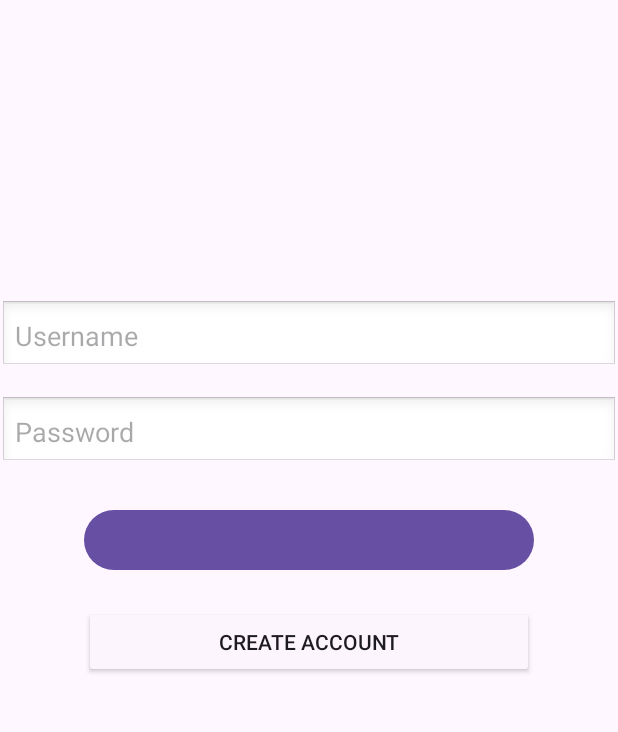
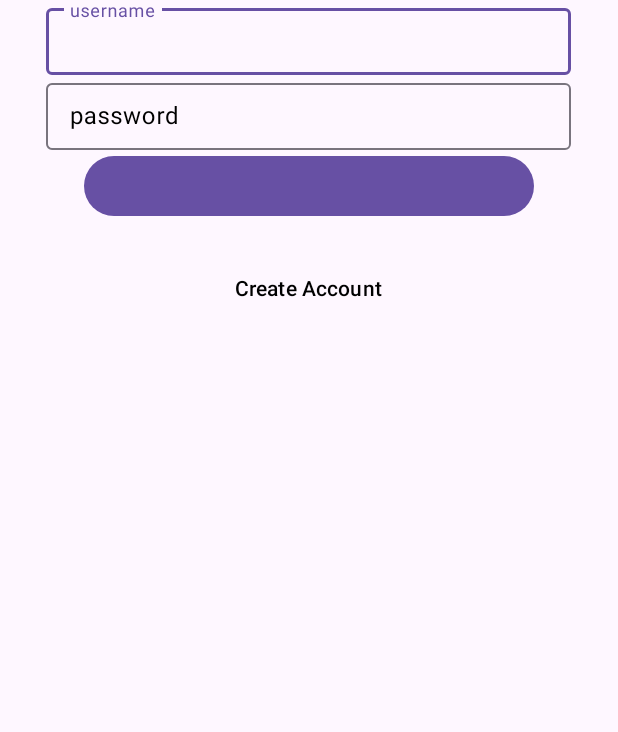
Before and after one commit to vincenteab/BeerIQ, an Android app: the screen it shows after launch (LoginActivity), on a phone screen of 412 x 824 dp, the part 96-828 px from its top. Run offline under Robolectric (Android 15) with nearby library versions, the phone set to English and light mode, and no system bars; our stand-ins replace Firebase (no records; nobody signed in at launch, a user with empty details on screens opened directly); plain views replace KTLoadingButton.

Commit message:
still working on ui for login

```diff
--- a/app/build.gradle.kts
+++ b/app/build.gradle.kts
@@ -68,6 +68,7 @@ dependencies {
     kapt("androidx.room:room-compiler:2.6.0")
     implementation("androidx.lifecycle:lifecycle-livedata-ktx:2.6.2")
     implementation ("com.github.timonknispel:KTLoadingButton:1.2.0")
+    implementation("com.google.android.material:material:1.12.0")
 
 
 
--- a/app/src/main/res/layout/activity_login.xml
+++ b/app/src/main/res/layout/activity_login.xml
@@ -13,49 +13,62 @@
         android:elevation="4dp"
         app:layout_constraintTop_toTopOf="parent"
         app:popupTheme="@style/ThemeOverlay.AppCompat.Light"
-        app:titleTextColor="@android:color/white"
-        app:title="@string/app_name"/>
+        app:title="@string/app_name"
+        app:titleTextColor="@android:color/white" />
 
-    <EditText
-        android:id="@+id/usernameEditText"
-        android:layout_width="match_parent"
-        android:layout_height="wrap_content"
-        android:hint="Username"
-        android:inputType="text"
-        android:padding="10dp"
-        android:layout_marginTop="200dp"
-        android:background="@android:drawable/edit_text"
-        android:layout_marginBottom="16dp"/>
+    <com.google.android.material.textfield.TextInputLayout
+        android:id="@+id/usernameTextField"
+        android:layout_width="350dp"
+        android:layout_height="50dp"
+        android:layout_gravity="center_horizontal"
+        android:hint="username"
+        android:textColorHint="@color/black"
+        app:errorEnabled="true">
+
+        <com.google.android.material.textfield.TextInputEditText
+            android:layout_width="match_parent"
+            android:layout_height="wrap_content" />
+
+
+    </com.google.android.material.textfield.TextInputLayout>
+
+    <com.google.android.material.textfield.TextInputLayout
+        android:id="@+id/passwordTextField"
+        android:layout_width="350dp"
+        android:layout_height="50dp"
+        android:layout_gravity="center_horizontal"
+        android:hint="password"
+        android:textColorHint="@color/black"
+        app:errorEnabled="true">
+
+        <com.google.android.material.textfield.TextInputEditText
+            android:layout_width="match_parent"
+            android:layout_height="wrap_content" />
+
+
+    </com.google.android.material.textfield.TextInputLayout>
 
     <!-- Password Field -->
-    <EditText
-        android:id="@+id/passwordEditText"
-        android:layout_width="match_parent"
-        android:layout_height="wrap_content"
-        android:hint="Password"
-        android:inputType="textPassword"
-        android:padding="10dp"
-        android:background="@android:drawable/edit_text"
-        android:layout_marginBottom="24dp"/>
 
 
     <de.timonknispel.ktloadingbutton.KTLoadingButton
         android:id="@+id/loginButton"
         android:layout_width="300dp"
         android:layout_height="wrap_content"
-        app:buttonName="Login"
-        app:allCaps="false"
         android:layout_gravity="center_horizontal"
         android:layout_marginBottom="20dp"
-        />
+        app:allCaps="false"
+        app:border_thickness="1dp"
+        app:buttonName="Login" />
 
-    <androidx.appcompat.widget.AppCompatButton
+    <Button
         android:id="@+id/createAccountButton"
-        android:layout_width="300dp"
+        style="@style/Widget.Material3.Button.TextButton"
+        android:layout_width="wrap_content"
         android:layout_height="wrap_content"
         android:layout_gravity="center_horizontal"
         android:layout_marginBottom="20dp"
         android:text="Create Account"
-        app:backgroundTint="#FCF5FD" />
+        android:textColor="@color/black" />
 
 </LinearLayout>
```
Also changed, not shown: app/src/main/java/com/example/beeriq/LoginActivity.kt (+16 -16 lines).
